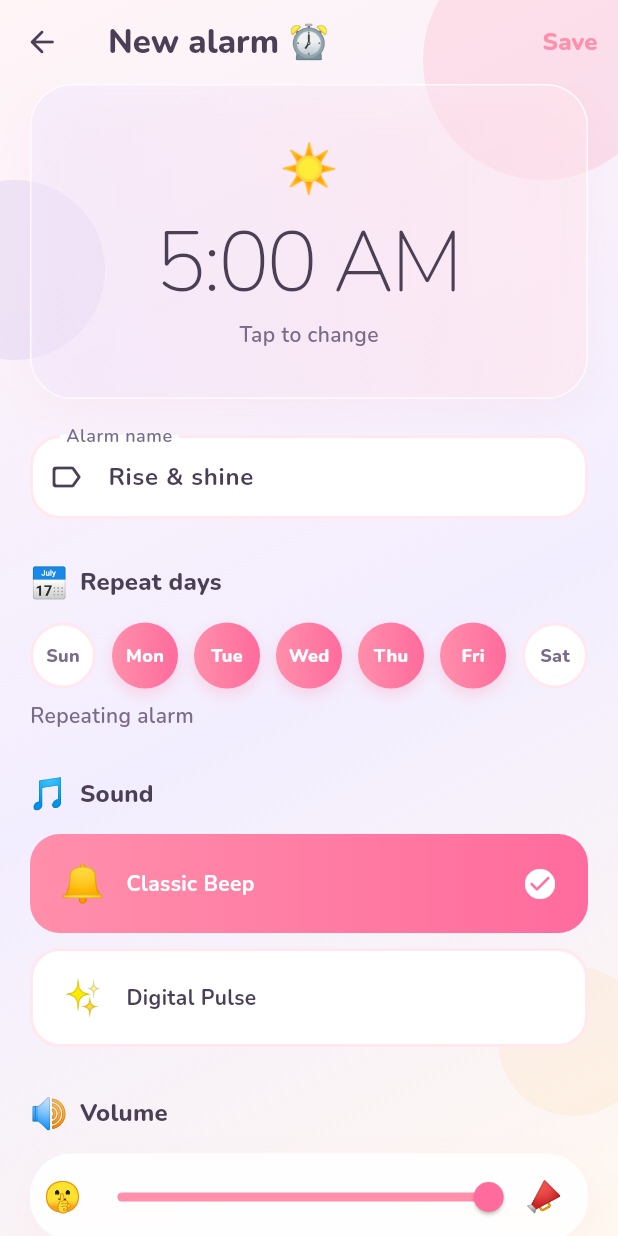
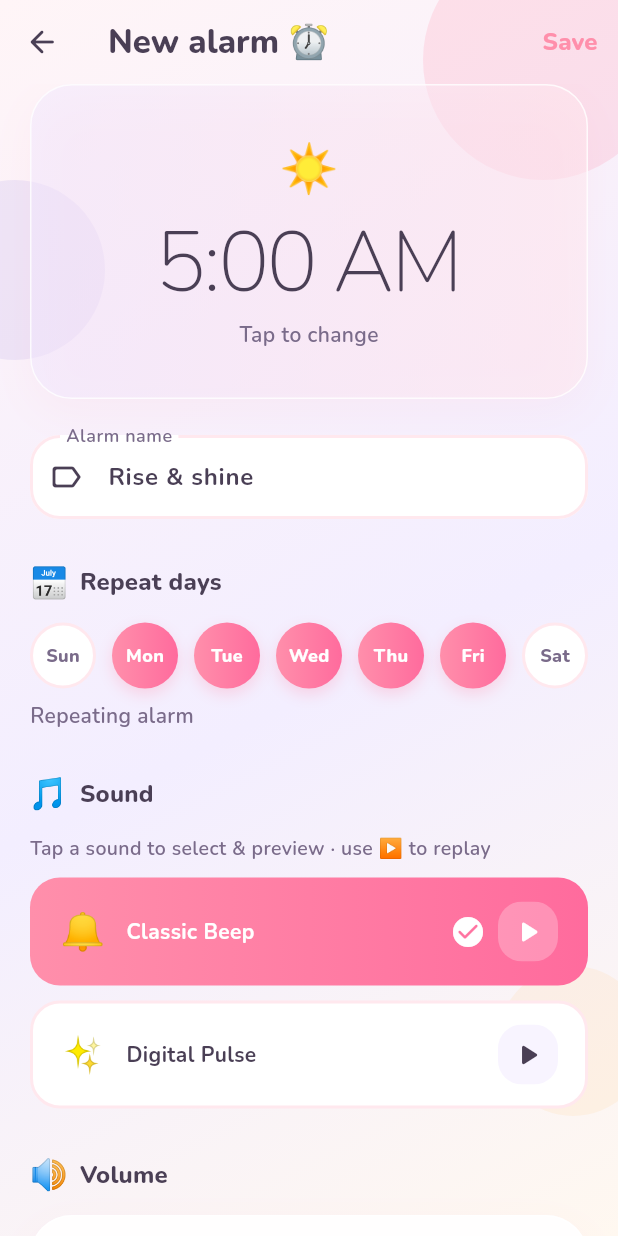
Before and after one commit to aminajaved1999/OuttaBed, a Flutter app: the AlarmEditScreen screen opened directly, on a phone screen of 412 x 824 dp. Run offline on Flutter 3.47's test engine with Material 3 defaults, Android fonts, the phone set to English and light mode, and no system bars; our stand-ins replace flutter_local_notifications, flutter_timezone, just_audio, permission_handler, shared_preferences, timezone and 1 more; missing offline and left inert: android_alarm_manager_plus, audio_session; accounts and stored records are empty.

Commit message:
Add alarm sound preview in editor
- Play/stop preview for each alarm sound with speaker routing
- Auto-preview when selecting a sound; replay via play button
- Volume slider updates preview loudness in real time
- Stop preview when leaving or saving the editor

Co-authored-by: Amina Javed <aminajaved1999@users.noreply.github.com>

```diff
--- a/lib/screens/alarm_edit_screen.dart
+++ b/lib/screens/alarm_edit_screen.dart
@@ -2,6 +2,7 @@ import 'package:flutter/material.dart';
 import 'package:uuid/uuid.dart';
 
 import '../models/alarm.dart';
+import '../services/alarm_sound_preview.dart';
 import '../theme/app_theme.dart';
 import '../widgets/cute_widgets.dart';
 
@@ -37,12 +38,33 @@ class _AlarmEditScreenState extends State<AlarmEditScreen> {
     _volume = alarm?.volume ?? 1.0;
     _snoozeMinutes = alarm?.snoozeMinutes ?? 9;
     _sound = alarm?.sound ?? AlarmSound.classic;
+    AlarmSoundPreview.instance.previewingSound.addListener(_onPreviewChanged);
   }
 
   @override
   void dispose() {
+    AlarmSoundPreview.instance.previewingSound.removeListener(_onPreviewChanged);
+    if (!widget.previewOnly) {
+      AlarmSoundPreview.instance.stop();
+    }
     _labelController.dispose();
     super.dispose();
+  }
+
+  void _onPreviewChanged() {
+    if (mounted) setState(() {});
+  }
+
+  Future<void> _previewSound(AlarmSound sound) async {
+    if (widget.previewOnly) return;
+    await AlarmSoundPreview.instance.togglePreview(sound, volume: _volume);
+  }
+
+  void _selectSound(AlarmSound sound) {
+    setState(() => _sound = sound);
+    if (!widget.previewOnly) {
+      AlarmSoundPreview.instance.play(sound, volume: _volume);
+    }
   }
 
   Future<void> _pickTime() async {
@@ -77,6 +99,7 @@ class _AlarmEditScreenState extends State<AlarmEditScreen> {
 
   void _save() {
     if (widget.previewOnly) return;
+    AlarmSoundPreview.instance.stop();
     final alarm = Alarm(
       id: widget.alarm?.id ?? const Uuid().v4(),
       hour: _time.hour,
@@ -104,7 +127,10 @@ class _AlarmEditScreenState extends State<AlarmEditScreen> {
               ? null
               : IconButton(
                   icon: const Icon(Icons.arrow_back_rounded),
-                  onPressed: () => Navigator.pop(context),
+                  onPressed: () {
+                    AlarmSoundPreview.instance.stop();
+                    Navigator.pop(context);
+                  },
                 ),
           title: Text(_isEditing ? 'Edit alarm ✏️' : 'New alarm ⏰'),
           actions: [
@@ -184,12 +210,23 @@ class _AlarmEditScreenState extends State<AlarmEditScreen> {
             ),
             const SizedBox(height: 28),
             const SectionTitle(title: 'Sound', emoji: '🎵'),
+            Text(
+              'Tap a sound to select & preview · use ▶ to replay',
+              style: TextStyle(
+                color: AppColors.plumSoft,
+                fontWeight: FontWeight.w600,
+                fontSize: 13,
+              ),
+            ),
+            const SizedBox(height: 10),
             ...AlarmSound.values.map(
               (sound) => SoundOptionCard(
                 emoji: sound.emoji,
                 label: sound.label,
                 selected: _sound == sound,
-                onTap: () => setState(() => _sound = sound),
+                isPlaying: AlarmSoundPreview.instance.isPreviewing(sound),
+                onTap: () => _selectSound(sound),
+                onPreview: widget.previewOnly ? null : () => _previewSound(sound),
               ),
             ),
             const SizedBox(height: 20),
@@ -204,7 +241,10 @@ class _AlarmEditScreenState extends State<AlarmEditScreen> {
                       value: _volume,
                       onChanged: widget.previewOnly
                           ? null
-                          : (v) => setState(() => _volume = v),
+                          : (v) {
+                              setState(() => _volume = v);
+                              AlarmSoundPreview.instance.setVolume(v);
+                            },
                     ),
                   ),
                   const Text('📣', style: TextStyle(fontSize: 20)),
--- /dev/null
+++ b/lib/services/alarm_sound_preview.dart
@@ -0,0 +1,85 @@
+import 'dart:async';
+
+import 'package:audio_session/audio_session.dart';
+import 'package:flutter/foundation.dart';
+import 'package:just_audio/just_audio.dart';
+
+import '../models/alarm.dart';
+import 'speaker_routing.dart';
+
+/// Plays alarm sounds once for preview in the editor (separate from alarm playback).
+class AlarmSoundPreview {
+  AlarmSoundPreview._();
+  static final AlarmSoundPreview instance = AlarmSoundPreview._();
+
+  final AudioPlayer _player = AudioPlayer();
+  final ValueNotifier<AlarmSound?> previewingSound = ValueNotifier(null);
+  StreamSubscription<PlayerState>? _stateSub;
+  double _volume = 1.0;
+
+  bool isPreviewing(AlarmSound sound) =>
+      previewingSound.value == sound && _player.playing;
+
+  Future<void> togglePreview(AlarmSound sound, {required double volume}) async {
+    if (isPreviewing(sound)) {
+      await stop();
+      return;
+    }
+    await play(sound, volume: volume);
+  }
+
+  Future<void> play(AlarmSound sound, {required double volume}) async {
+    await stop();
+    _volume = volume.clamp(0.0, 1.0);
+
+    final session = await AudioSession.instance;
+    await session.configure(const AudioSessionConfiguration(
+      avAudioSessionCategory: AVAudioSessionCategory.playback,
+      avAudioSessionCategoryOptions:
+          AVAudioSessionCategoryOptions.duckOthers,
+      avAudioSessionMode: AVAudioSessionMode.defaultMode,
+      androidAudioAttributes: AndroidAudioAttributes(
+        contentType: AndroidAudioContentType.sonification,
+        usage: AndroidAudioUsage.alarm,
+      ),
+      androidAudioFocusGainType: AndroidAudioFocusGainType.gain,
+    ));
+
+    await SpeakerRouting.routeAlarmToSpeaker();
+
+    await _player.setAsset(sound.assetPath);
+    await _player.setLoopMode(LoopMode.off);
+    await _player.setVolume(_volume);
+    previewingSound.value = sound;
+
+    _stateSub = _player.playerStateStream.listen((state) {
+      if (state.processingState == ProcessingState.completed) {
+        unawaited(stop());
+      }
+    });
+
+    await _player.play();
+  }
+
+  Future<void> setVolume(double volume) async {
+    _volume = volume.clamp(0.0, 1.0);
+    if (_player.playing) {
+      await _player.setVolume(_volume);
+    }
+  }
+
+  Future<void> stop() async {
+    await _stateSub?.cancel();
+    _stateSub = null;
+    if (_player.playing) {
+      await _player.stop();
+    }
+    previewingSound.value = null;
+    await SpeakerRouting.restoreAudioRouting();
+  }
+
+  Future<void> dispose() async {
+    await stop();
+    await _player.dispose();
+  }
+}
--- a/lib/widgets/cute_widgets.dart
+++ b/lib/widgets/cute_widgets.dart
@@ -345,18 +345,20 @@ class SoundOptionCard extends StatelessWidget {
     required this.label,
     required this.selected,
     required this.onTap,
+    this.isPlaying = false,
+    this.onPreview,
   });
 
   final String emoji;
   final String label;
   final bool selected;
   final VoidCallback onTap;
+  final bool isPlaying;
+  final VoidCallback? onPreview;
 
   @override
   Widget build(BuildContext context) {
-    return GestureDetector(
-      onTap: onTap,
-      child: AnimatedContainer(
+    return AnimatedContainer(
       duration: const Duration(milliseconds: 200),
       margin: const EdgeInsets.only(bottom: 10),
       padding: const EdgeInsets.symmetric(horizontal: 18, vertical: 14),
@@ -371,6 +373,12 @@ class SoundOptionCard extends StatelessWidget {
       ),
       child: Row(
         children: [
+          Expanded(
+            child: GestureDetector(
+              onTap: onTap,
+              behavior: HitTestBehavior.opaque,
+              child: Row(
+                children: [
                   Text(emoji, style: const TextStyle(fontSize: 24)),
                   const SizedBox(width: 14),
                   Expanded(
@@ -382,9 +390,59 @@ class SoundOptionCard extends StatelessWidget {
                       ),
                     ),
                   ),
+                ],
+              ),
+            ),
+          ),
           if (selected)
-              const Icon(Icons.check_circle_rounded, color: AppColors.white),
+            const Padding(
+              padding: EdgeInsets.only(right: 8),
+              child: Icon(Icons.check_circle_rounded, color: AppColors.white),
+            ),
+          if (onPreview != null)
+            _PreviewButton(
+              isPlaying: isPlaying,
+              selected: selected,
+              onPressed: onPreview!,
+            ),
         ],
+      ),
+    );
+  }
+}
+
+class _PreviewButton extends StatelessWidget {
+  const _PreviewButton({
+    required this.isPlaying,
+    required this.selected,
+    required this.onPressed,
+  });
+
+  final bool isPlaying;
+  final bool selected;
+  final VoidCallback onPressed;
+
+  @override
+  Widget build(BuildContext context) {
+    return Material(
+      color: Colors.transparent,
+      child: InkWell(
+        onTap: onPressed,
+        borderRadius: BorderRadius.circular(16),
+        child: Ink(
+          width: 40,
+          height: 40,
+          decoration: BoxDecoration(
+            color: selected
+                ? AppColors.white.withValues(alpha: 0.25)
+                : AppColors.lavender.withValues(alpha: 0.5),
+            borderRadius: BorderRadius.circular(16),
+          ),
+          child: Icon(
+            isPlaying ? Icons.stop_rounded : Icons.play_arrow_rounded,
+            color: selected ? AppColors.white : AppColors.plum,
+            size: 24,
+          ),
         ),
       ),
     );
```
Also changed, not shown: 4 other files. Lines whose indentation alone changed are shown as unchanged.
